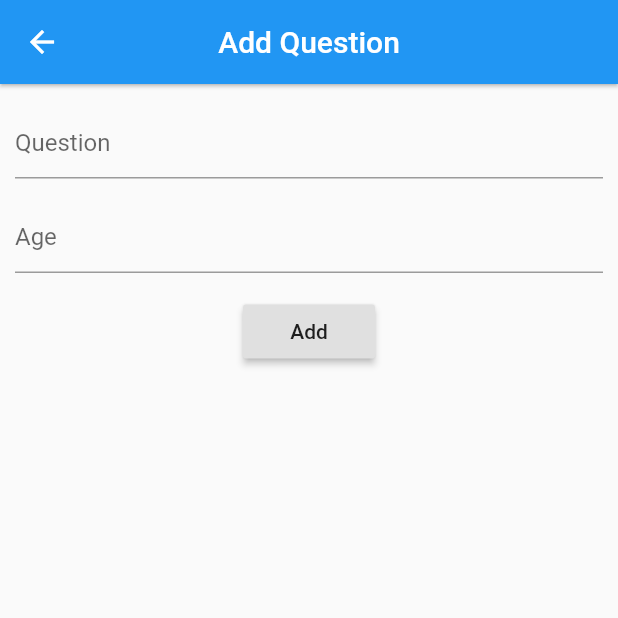
After one commit to hatemragab/how_is_your_health, a Flutter app: the QuestionScreen screen opened directly, after a tap on the "add" icon, on a phone screen of 412 x 824 dp, the top half of it. The commit adds this screen. Run offline on Flutter 3.47's test engine with Material 2 defaults, Android fonts, the light colour scheme and no system bars; our stand-ins replace circular_profile_avatar, flutter_screenutil, flutter_swiper, fluttertoast, font_awesome_flutter, share and 2 more; missing offline and left inert: statusbar_util; accounts and stored records are empty.

```diff
--- /dev/null
+++ b/lib/screens/AddQuestion.dart
@@ -0,0 +1,41 @@
+import 'package:flutter/material.dart';
+
+class AddQuestion extends StatefulWidget {
+  @override
+  _AddQuestionState createState() => _AddQuestionState();
+}
+
+class _AddQuestionState extends State<AddQuestion> {
+  @override
+  Widget build(BuildContext context) {
+    return Scaffold(
+      appBar: AppBar(
+        title: Text('Add Question'),
+        centerTitle: true,
+        elevation: 1,
+      ),
+      body: SingleChildScrollView(
+        child: Container(
+          padding: EdgeInsets.symmetric(horizontal: 10),
+          child: Column(
+            children: <Widget>[
+              SizedBox(height: 15,),
+              TextField(
+                decoration: InputDecoration(hintText: 'Question'),
+              ),
+              SizedBox(height: 15,),
+              TextField(
+                decoration: InputDecoration(hintText: 'Age'),
+              ),
+              SizedBox(height: 15,),
+              RaisedButton(
+                onPressed: () {},
+                child: Text('Add'),
+              )
+            ],
+          ),
+        ),
+      ),
+    );
+  }
+}
--- a/lib/screens/QuestionScreen.dart
+++ b/lib/screens/QuestionScreen.dart
@@ -1,6 +1,11 @@
 import 'package:flutter/material.dart';
+import 'package:fluttertoast/fluttertoast.dart';
 import 'package:how_is_your_health/models/QuestionItemModel.dart';
 import 'package:circular_profile_avatar/circular_profile_avatar.dart';
+import 'package:how_is_your_health/screens/AddQuestion.dart';
+import 'package:share/share.dart';
+
+import 'Answers.dart';
 
 class QuestionScreen extends StatefulWidget {
   @override
@@ -10,18 +15,21 @@ class QuestionScreen extends StatefulWidget {
 class _QuestionScreenState extends State<QuestionScreen> {
   List<QuestionItemModel> question = QuestionItemModel.questionModel;
 
-  int idOfVis = -1;
-
   @override
   Widget build(BuildContext context) {
     return Scaffold(
         floatingActionButton: FloatingActionButton(
           onPressed: () {
-            //Nav to add question page
+            Navigator.of(context)
+                .push(MaterialPageRoute(builder: (_) => AddQuestion()));
           },
           child: Icon(Icons.add),
         ),
-        appBar: AppBar(),
+        appBar: AppBar(
+          title: Text('questions'),
+          centerTitle: true,
+          elevation: 1,
+        ),
         body: ListView.builder(
           shrinkWrap: true,
           itemCount: question.length,
@@ -73,9 +81,7 @@ class _QuestionScreenState extends State<QuestionScreen> {
                       children: <Widget>[
                         InkWell(
                           onTap: () {
-                            setState(() {
-                              idOfVis = question[index].id;
-                            });
+                            Fluttertoast.showToast(msg: 'You Add Like');
                           },
                           child: Row(
                             children: <Widget>[
@@ -91,7 +97,10 @@ class _QuestionScreenState extends State<QuestionScreen> {
                           ),
                         ),
                         InkWell(
-                          onTap: () {},
+                          onTap: () {
+                            Navigator.of(context).push(
+                                MaterialPageRoute(builder: (_) => Answers()));
+                          },
                           child: Row(
                             children: <Widget>[
                               Icon(Icons.question_answer,
@@ -105,9 +114,14 @@ class _QuestionScreenState extends State<QuestionScreen> {
                         ),
                         InkWell(
                           onTap: () {},
+                          child: InkWell(
+                            onTap: () {
+                              shareText(question[index].question);
+                            },
                             child: Row(
                               children: <Widget>[
-                              Icon(Icons.share, color: Colors.lightBlueAccent),
+                                Icon(Icons.share,
+                                    color: Colors.lightBlueAccent),
                                 SizedBox(
                                   width: 3,
                                 ),
@@ -115,12 +129,12 @@ class _QuestionScreenState extends State<QuestionScreen> {
                               ],
                             ),
                           ),
+                        ),
                       ],
                     ),
                     SizedBox(
                       height: 10,
                     ),
-                    Visibility(visible: idOfVis==question[index].id ? true:false, child: Text('frist ans')),
                   ],
                 ),
               ),
@@ -128,4 +142,8 @@ class _QuestionScreenState extends State<QuestionScreen> {
           },
         ));
   }
+
+  void shareText(var txt) {
+    Share.share('${txt}');
   }
+}
--- a/pubspec.yaml
+++ b/pubspec.yaml
@@ -37,6 +37,7 @@ dependencies:
   sqflite: ^1.2.0
   intl: ^0.16.1
   path_provider: ^1.5.1
+  share: ^0.6.4+3
 
 dev_dependencies:
   flutter_test:
```
Also changed, not shown: lib/screens/Answers.dart (added, +60 -0 lines), lib/screens/Registration.dart (+24 -4 lines), pubspec.lock. Lines whose indentation alone changed are shown as unchanged.
